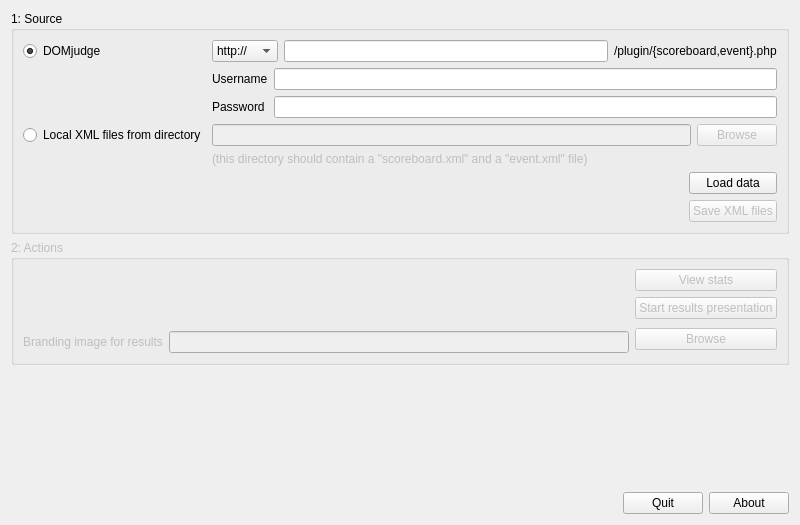
Qt form maindialog.ui (DOMjudge/DOMjura) before a commit.
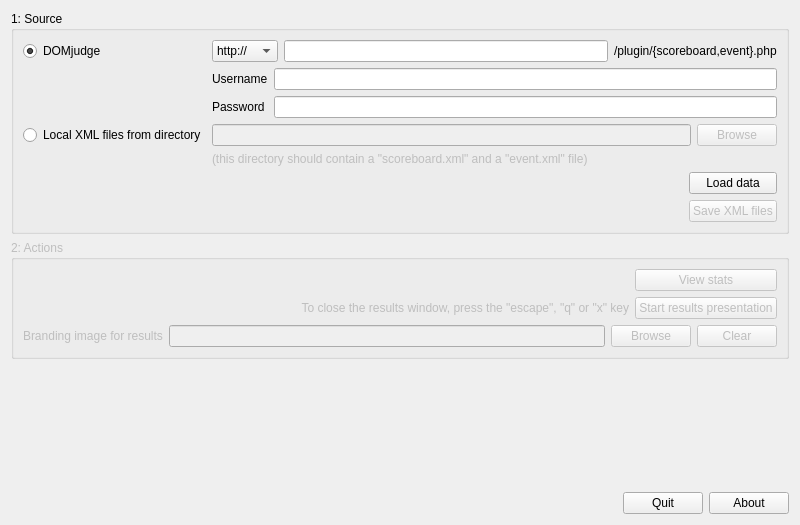
The same form after that commit.

Commit message: Created ResultsWindow (only branding atm)

Diff of the .ui file:
```diff
--- a/maindialog.ui
+++ b/maindialog.ui
@@ -189,38 +189,73 @@
      <property name="title">
       <string>2: Actions</string>
      </property>
+     <layout class="QGridLayout" name="gridLayout_6">
+      <item row="0" column="0">
      <layout class="QGridLayout" name="gridLayout_2">
-      <item row="0" column="2">
+        <item row="0" column="1">
        <widget class="QPushButton" name="buttonViewStats">
         <property name="text">
          <string>View stats</string>
         </property>
        </widget>
       </item>
-      <item row="1" column="2">
+        <item row="1" column="0">
+         <widget class="QLabel" name="label">
+          <property name="sizePolicy">
+           <sizepolicy hsizetype="Expanding" vsizetype="Preferred">
+            <horstretch>0</horstretch>
+            <verstretch>0</verstretch>
+           </sizepolicy>
+          </property>
+          <property name="text">
+           <string>To close the results window, press the &quot;escape&quot;, &quot;q&quot; or &quot;x&quot; key</string>
+          </property>
+          <property name="alignment">
+           <set>Qt::AlignRight|Qt::AlignTrailing|Qt::AlignVCenter</set>
+          </property>
+         </widget>
+        </item>
+        <item row="1" column="1">
        <widget class="QPushButton" name="buttonStartResultsPresentation">
         <property name="text">
          <string>Start results presentation</string>
         </property>
        </widget>
       </item>
-      <item row="3" column="0">
+       </layout>
+      </item>
+      <item row="1" column="0">
+       <layout class="QHBoxLayout" name="horizontalLayout_5">
+        <item>
        <widget class="QLabel" name="label_2">
         <property name="text">
          <string>Branding image for results</string>
         </property>
        </widget>
       </item>
-      <item row="3" column="1">
-       <widget class="QLineEdit" name="lineEditBrandingImag"/>
-      </item>
-      <item row="2" column="2" rowspan="2">
+        <item>
+         <widget class="QLineEdit" name="lineEditBrandingImage">
+          <property name="readOnly">
+           <bool>true</bool>
+          </property>
+         </widget>
+        </item>
+        <item>
        <widget class="QPushButton" name="buttonBrowseBrandingImage">
         <property name="text">
          <string>Browse</string>
         </property>
        </widget>
       </item>
+        <item>
+         <widget class="QPushButton" name="pushButton">
+          <property name="text">
+           <string>Clear</string>
+          </property>
+         </widget>
+        </item>
+       </layout>
+      </item>
      </layout>
     </widget>
    </item>
```
Left out of the diff: 2 changed lines with no effect on the pictures. Lines whose indentation alone changed are shown as unchanged. The commit also changes 7 other files.
